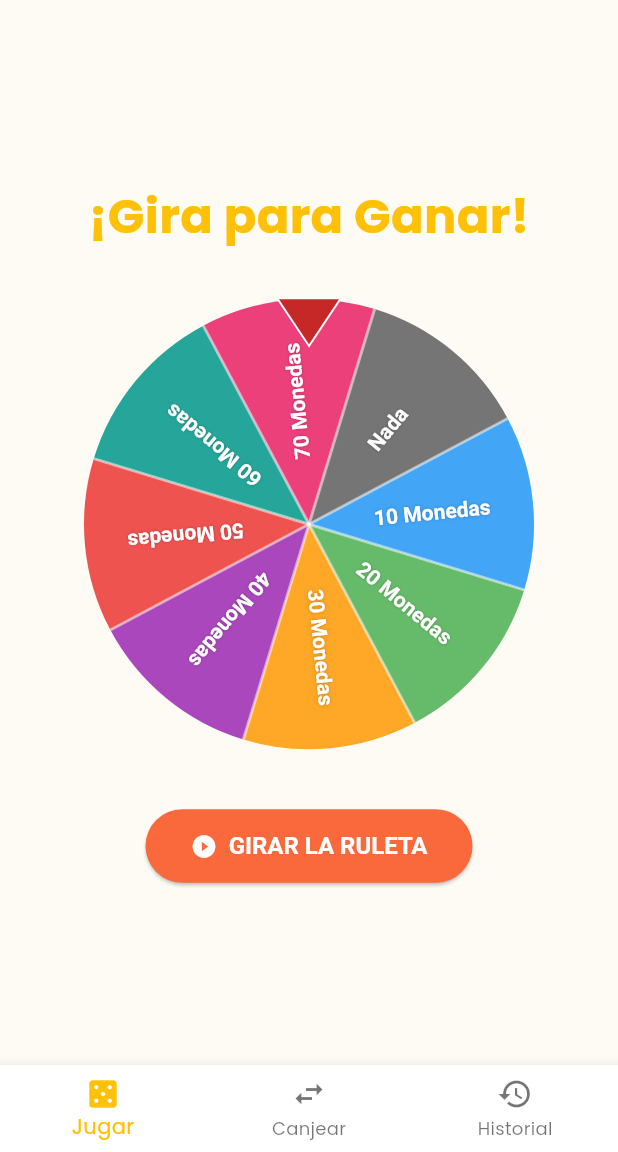
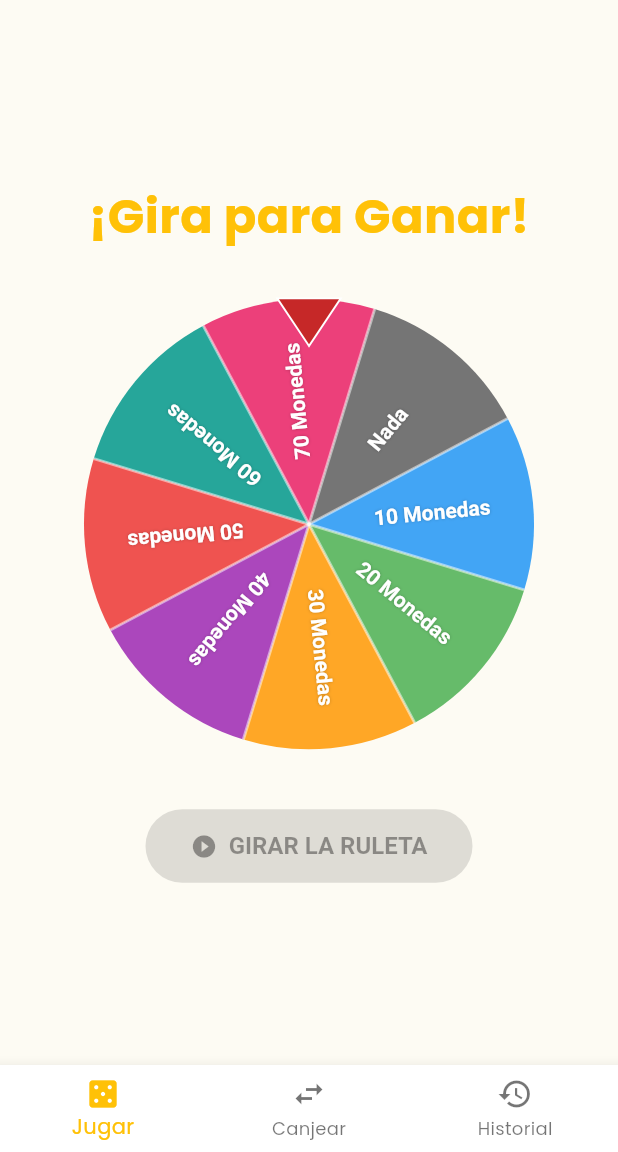
Before and after one commit to AlexisleonelIMP/Spin2Win_V2, a Flutter app: the screen it shows once a user with an empty profile is signed in, after a tap on "GIRAR LA RULETA", on a phone screen of 412 x 824 dp, the part 84-1236 px from its top. Run offline on Flutter 3.47's test engine with Material 3 defaults, Android fonts, the phone set to English and light mode, and no system bars; our stand-ins replace cloud_firestore, firebase_auth, firebase_core, google_sign_in, shared_preferences; accounts and stored records are empty; network calls fail.

Commit message:
login arreglado v2.1

```diff
--- a/lib/main.dart
+++ b/lib/main.dart
@@ -259,7 +259,7 @@ class _MainPageState extends State<MainPage> {
       return const Scaffold(body: Center(child: CircularProgressIndicator()));
     }
 
-    const List<Widget> widgetOptions = [ // Se revierte a una lista simple
+    const List<Widget> widgetOptions = [
       HomePage(),
       ExchangePage(),
       HistoryPage(),
@@ -371,7 +371,7 @@ class _MainPageState extends State<MainPage> {
 // ===== 4. PÁGINA DE JUEGO (RULETA) =====
 // =======================================================================
 class HomePage extends StatefulWidget {
-  const HomePage({super.key}); // Se revierte el constructor
+  const HomePage({super.key});
 
   @override
   State<HomePage> createState() => _HomePageState();
@@ -379,6 +379,7 @@ class HomePage extends StatefulWidget {
 
 class _HomePageState extends State<HomePage> {
   final GlobalKey<FortuneWheelState> _wheelKey = GlobalKey();
+  bool _isSpinning = false;
 
   final List<PrizeItem> _prizes = [
     PrizeItem(label: '10 Monedas', value: 10, color: Colors.blue.shade400),
@@ -425,6 +426,15 @@ class _HomePageState extends State<HomePage> {
       ScaffoldMessenger.of(context).showSnackBar(
         SnackBar(content: Text('¡Ganaste $prizeText!')),
       );
+    }
+  }
+
+  void _onSpinEnd(PrizeItem prize) async {
+    await _updateUserCoins(prize);
+    if (mounted) {
+      setState(() {
+        _isSpinning = false;
+      });
     }
   }
 
@@ -450,16 +460,19 @@ class _HomePageState extends State<HomePage> {
               child: FortuneWheel(
                 key: _wheelKey,
                 items: _prizes,
-                onSpinEnd: (prize) {
-                  _updateUserCoins(prize);
-                },
+                onSpinEnd: _onSpinEnd,
               ),
             ),
             const SizedBox(height: 40),
             ElevatedButton.icon(
               icon: const Icon(Icons.play_circle_fill),
               label: const Text('GIRAR LA RULETA'),
-              onPressed: () { // Se revierte a la lógica simple
+              onPressed: _isSpinning
+                  ? null
+                  : () {
+                      setState(() {
+                        _isSpinning = true;
+                      });
                       _wheelKey.currentState?.spin();
                     },
               style: ElevatedButton.styleFrom(
@@ -1275,6 +1288,14 @@ class _LoginPageState extends State<LoginPage> {
     _loadUserEmailPreference();
   }
 
+  @override
+  void dispose() {
+    _emailController.dispose();
+    _passwordController.dispose();
+    _recoveryEmailController.dispose();
+    super.dispose();
+  }
+
   Future<void> _loadUserEmailPreference() async {
     final prefs = await SharedPreferences.getInstance();
     final email = prefs.getString('email');
@@ -1416,7 +1437,12 @@ class _LoginPageState extends State<LoginPage> {
                 keyboardType: TextInputType.emailAddress,
                 decoration: InputDecoration(
                   hintText: 'Correo electrónico',
-                  hintStyle: TextStyle(color: Theme.of(context).textTheme.bodyLarge?.color?.withOpacity(0.5)),
+                  hintStyle: TextStyle(
+                      color: Theme.of(context)
+                          .textTheme
+                          .bodyLarge
+                          ?.color
+                          ?.withOpacity(0.5)),
                   prefixIcon: const Icon(Icons.mail_outline),
                 ),
               ),
@@ -1426,41 +1452,45 @@ class _LoginPageState extends State<LoginPage> {
                 obscureText: true,
                 decoration: InputDecoration(
                   hintText: 'Contraseña',
-                  hintStyle: TextStyle(color: Theme.of(context).textTheme.bodyLarge?.color?.withOpacity(0.5)),
+                  hintStyle: TextStyle(
+                      color: Theme.of(context)
+                          .textTheme
+                          .bodyLarge
+                          ?.color
+                          ?.withOpacity(0.5)),
                   prefixIcon: const Icon(Icons.lock_outline),
                 ),
               ),
               const SizedBox(height: 16),
-              Row(
-                mainAxisAlignment: MainAxisAlignment.start,
-                children: [
-                  SizedBox(
-                    height: 24.0,
-                    width: 24.0,
-                    child: Checkbox(
+              // ***** WIDGET "RECORDARME" CORREGIDO Y ALINEADO *****
+              ListTile(
+                contentPadding: const EdgeInsets.only(left: 4.0),
+                horizontalTitleGap: 8.0, // Reduce el espacio entre checkbox y texto
+                leading: Checkbox(
                   value: _rememberMe,
                   onChanged: _handleRememberMe,
                   visualDensity: VisualDensity.compact,
                 ),
-                  ),
-                  const SizedBox(width: 8),
-                  GestureDetector(
-                    onTap: () => _handleRememberMe(!_rememberMe),
-                    child: Text(
+                title: Text(
                   "Recordarme al iniciar",
                   style: TextStyle(
                     fontSize: 14,
-                        color: Theme.of(context).textTheme.bodyLarge?.color?.withOpacity(0.7),
-                      ),
-                    ),
-                  ),
-                ],
+                    fontWeight: FontWeight.w500, // Letra un poco más gruesa
+                    color: Theme.of(context)
+                        .textTheme
+                        .bodyLarge
+                        ?.color
+                        ?.withOpacity(0.7),
+                  ),
+                ),
+                onTap: () => _handleRememberMe(!_rememberMe),
               ),
               const SizedBox(height: 32),
               ElevatedButton(
                 onPressed: _isLoading ? null : _signInWithEmail,
                 style: ElevatedButton.styleFrom(
-                  padding: const EdgeInsets.symmetric(vertical: 16, horizontal: 80),
+                  padding:
+                      const EdgeInsets.symmetric(vertical: 16, horizontal: 80),
                   shape: RoundedRectangleBorder(
                     borderRadius: BorderRadius.circular(50),
                   ),
@@ -1475,7 +1505,8 @@ class _LoginPageState extends State<LoginPage> {
                     height: 18.0),
                 label: const Text('Ingresar con Google'),
                 style: ElevatedButton.styleFrom(
-                  padding: const EdgeInsets.symmetric(vertical: 16, horizontal: 30),
+                  padding:
+                      const EdgeInsets.symmetric(vertical: 16, horizontal: 30),
                   backgroundColor:
                       Theme.of(context).brightness == Brightness.dark
                           ? Colors.white
@@ -1535,7 +1566,12 @@ class _LoginPageState extends State<LoginPage> {
                         keyboardType: TextInputType.emailAddress,
                         decoration: InputDecoration(
                           hintText: 'Correo de recuperación',
-                          hintStyle: TextStyle(color: Theme.of(context).textTheme.bodyLarge?.color?.withOpacity(0.5)),
+                          hintStyle: TextStyle(
+                              color: Theme.of(context)
+                                  .textTheme
+                                  .bodyLarge
+                                  ?.color
+                                  ?.withOpacity(0.5)),
                         ),
                       ),
                       const SizedBox(height: 10),
@@ -1555,7 +1591,7 @@ class _LoginPageState extends State<LoginPage> {
 }
 
 // =======================================================================
-// ===== 8. PÁGINA DE REGISTRO (CON CAMBIOS DE UI) =====
+// ===== 8. PÁGINA DE REGISTRO =====
 // =======================================================================
 class RegisterPage extends StatefulWidget {
   const RegisterPage({super.key});
@@ -1579,7 +1615,6 @@ class _RegisterPageState extends State<RegisterPage> {
     _nameController.dispose();
     super.dispose();
   }
-
 
   Future<void> _registerUser() async {
     if (_emailController.text.trim().isEmpty ||
@@ -1708,7 +1743,12 @@ class _RegisterPageState extends State<RegisterPage> {
                 controller: _nameController,
                 decoration: InputDecoration(
                   hintText: 'Nombre',
-                  hintStyle: TextStyle(color: Theme.of(context).textTheme.bodyLarge?.color?.withOpacity(0.5)),
+                  hintStyle: TextStyle(
+                      color: Theme.of(context)
+                          .textTheme
+                          .bodyLarge
+                          ?.color
+                          ?.withOpacity(0.5)),
                   prefixIcon: const Icon(Icons.person_outline),
                 ),
               ),
@@ -1718,7 +1758,12 @@ class _RegisterPageState extends State<RegisterPage> {
                 keyboardType: TextInputType.emailAddress,
                 decoration: InputDecoration(
                   hintText: 'Correo electrónico',
-                   hintStyle: TextStyle(color: Theme.of(context).textTheme.bodyLarge?.color?.withOpacity(0.5)),
+                  hintStyle: TextStyle(
+                      color: Theme.of(context)
+                          .textTheme
+                          .bodyLarge
+                          ?.color
+                          ?.withOpacity(0.5)),
                   prefixIcon: const Icon(Icons.mail_outline),
                 ),
               ),
@@ -1728,7 +1773,12 @@ class _RegisterPageState extends State<RegisterPage> {
                 obscureText: true,
                 decoration: InputDecoration(
                   hintText: 'Contraseña',
-                   hintStyle: TextStyle(color: Theme.of(context).textTheme.bodyLarge?.color?.withOpacity(0.5)),
+                  hintStyle: TextStyle(
+                      color: Theme.of(context)
+                          .textTheme
+                          .bodyLarge
+                          ?.color
+                          ?.withOpacity(0.5)),
                   prefixIcon: const Icon(Icons.lock_outline),
                 ),
               ),
@@ -1738,7 +1788,12 @@ class _RegisterPageState extends State<RegisterPage> {
                 obscureText: true,
                 decoration: InputDecoration(
                   hintText: 'Confirmar Contraseña',
-                   hintStyle: TextStyle(color: Theme.of(context).textTheme.bodyLarge?.color?.withOpacity(0.5)),
+                  hintStyle: TextStyle(
+                      color: Theme.of(context)
+                          .textTheme
+                          .bodyLarge
+                          ?.color
+                          ?.withOpacity(0.5)),
                   prefixIcon: const Icon(Icons.lock_outline),
                 ),
               ),
@@ -1746,7 +1801,8 @@ class _RegisterPageState extends State<RegisterPage> {
               ElevatedButton(
                 onPressed: _isLoading ? null : _registerUser,
                 style: ElevatedButton.styleFrom(
-                  padding: const EdgeInsets.symmetric(vertical: 16, horizontal: 80),
+                  padding:
+                      const EdgeInsets.symmetric(vertical: 16, horizontal: 80),
                   shape: RoundedRectangleBorder(
                     borderRadius: BorderRadius.circular(50),
                   ),
@@ -1761,7 +1817,8 @@ class _RegisterPageState extends State<RegisterPage> {
                     height: 18.0),
                 label: const Text('Registrarse con Google'),
                 style: ElevatedButton.styleFrom(
-                  padding: const EdgeInsets.symmetric(vertical: 16, horizontal: 30),
+                  padding:
+                      const EdgeInsets.symmetric(vertical: 16, horizontal: 30),
                   backgroundColor:
                       Theme.of(context).brightness == Brightness.dark
                           ? Colors.white
```
Lines whose indentation alone changed are shown as unchanged.
